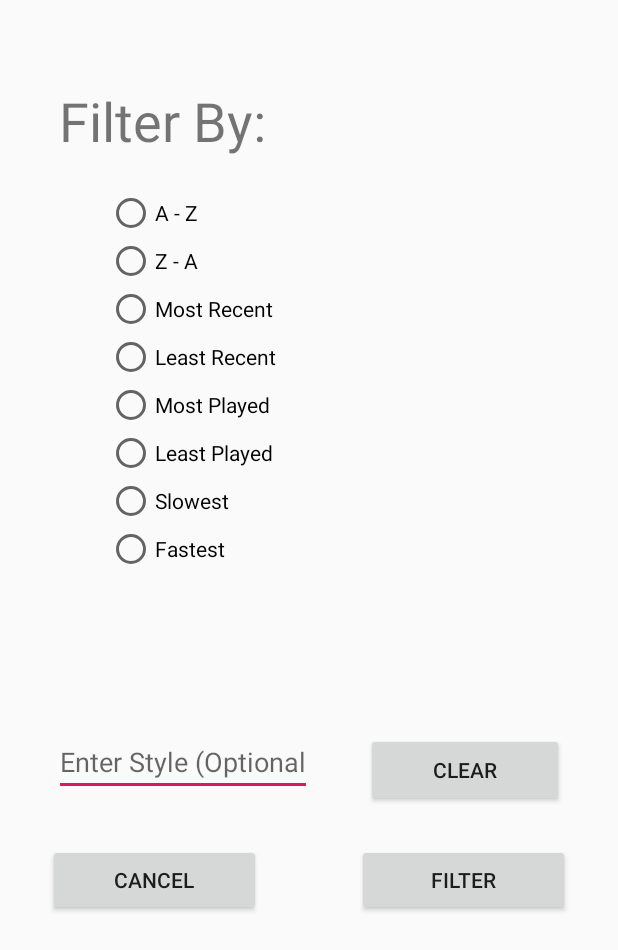
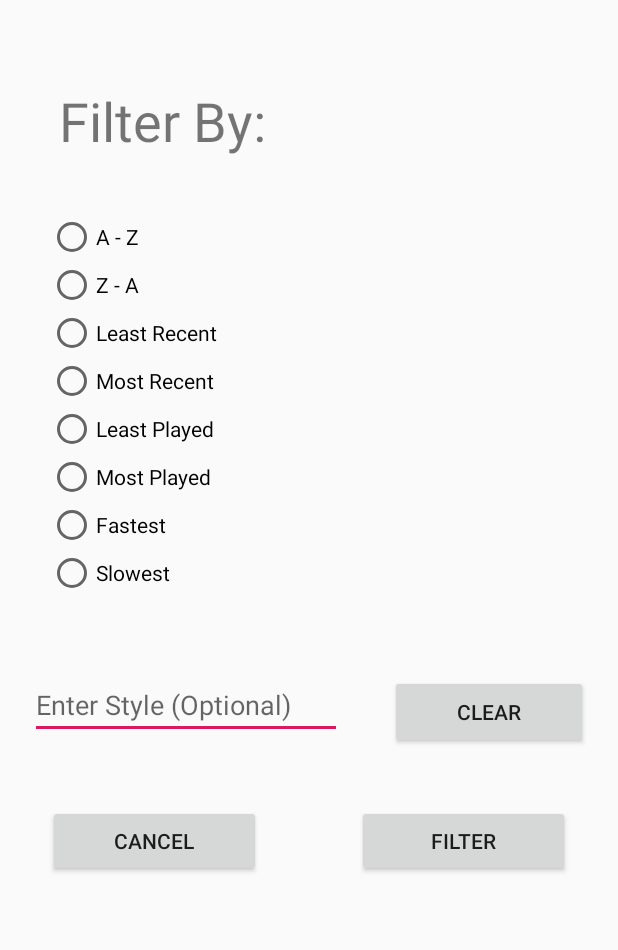
Before and after one commit to calewolf/Repertoire_App, an Android app: the layout activity_filter_menu.xml on its own in the app's theme, with its tools: preview values and no code run, on a phone screen of 412 x 824 dp. Shown: the top 950 px of the screen. Run offline under Robolectric (Android 15) with nearby library versions, the phone set to English and light mode, and no system bars.

Commit message:
Finished basic UI setup and more

```diff
--- a/app/src/main/AndroidManifest.xml
+++ b/app/src/main/AndroidManifest.xml
@@ -16,6 +16,8 @@
                 <category android:name="android.intent.category.LAUNCHER" />
             </intent-filter>
         </activity>
+        <activity android:name=".FilterMenuActivity" />
+        <activity android:name=".AddSongActivity" />
     </application>
 
 </manifest>
--- a/app/src/main/res/layout/activity_filter_menu.xml
+++ b/app/src/main/res/layout/activity_filter_menu.xml
@@ -6,6 +6,65 @@
     android:layout_width="match_parent"
     android:layout_height="match_parent">
 
+
+    <RadioGroup
+        android:layout_width="wrap_content"
+        android:layout_height="wrap_content"
+        android:layout_marginStart="32dp"
+        android:layout_marginLeft="32dp"
+        android:layout_marginTop="32dp"
+        app:layout_constraintStart_toStartOf="parent"
+        app:layout_constraintTop_toBottomOf="@+id/filterLabel">
+
+        <RadioButton
+            android:id="@+id/aToZButton"
+            android:layout_width="match_parent"
+            android:layout_height="wrap_content"
+            android:text="A - Z" />
+
+        <RadioButton
+            android:id="@+id/zToAButton"
+            android:layout_width="wrap_content"
+            android:layout_height="wrap_content"
+            android:text="Z - A" />
+
+        <RadioButton
+            android:id="@+id/leastRecentButton"
+            android:layout_width="wrap_content"
+            android:layout_height="wrap_content"
+            android:text="Least Recent" />
+
+        <RadioButton
+            android:id="@+id/mostRecentButton"
+            android:layout_width="wrap_content"
+            android:layout_height="wrap_content"
+            android:text="Most Recent" />
+
+        <RadioButton
+            android:id="@+id/leastPlayedButton"
+            android:layout_width="wrap_content"
+            android:layout_height="wrap_content"
+            android:text="Least Played" />
+
+        <RadioButton
+            android:id="@+id/mostPlayedButton"
+            android:layout_width="wrap_content"
+            android:layout_height="wrap_content"
+            android:text="Most Played" />
+
+        <RadioButton
+            android:id="@+id/fastestButton"
+            android:layout_width="wrap_content"
+            android:layout_height="wrap_content"
+            android:text="Fastest" />
+
+        <RadioButton
+            android:id="@+id/slowestButton"
+            android:layout_width="wrap_content"
+            android:layout_height="wrap_content"
+            android:text="Slowest" />
+
+    </RadioGroup>
 
     <TextView
         android:id="@+id/filterLabel"
@@ -21,78 +80,11 @@
         app:layout_constraintStart_toStartOf="parent"
         app:layout_constraintTop_toTopOf="parent" />
 
-    <RadioButton
-        android:id="@+id/aToZButton"
-        android:layout_width="wrap_content"
-        android:layout_height="wrap_content"
-        android:layout_marginStart="32dp"
-        android:layout_marginLeft="32dp"
-        android:layout_marginTop="16dp"
-        android:text="A - Z"
-        app:layout_constraintStart_toStartOf="@+id/filterLabel"
-        app:layout_constraintTop_toBottomOf="@+id/filterLabel" />
-
-    <RadioButton
-        android:id="@+id/zToAButton"
-        android:layout_width="wrap_content"
-        android:layout_height="wrap_content"
-        android:text="Z - A"
-        app:layout_constraintStart_toStartOf="@+id/aToZButton"
-        app:layout_constraintTop_toBottomOf="@+id/aToZButton" />
-
-    <RadioButton
-        android:id="@+id/mostRecentButton"
-        android:layout_width="wrap_content"
-        android:layout_height="wrap_content"
-        android:text="Most Recent"
-        app:layout_constraintStart_toStartOf="@+id/zToAButton"
-        app:layout_constraintTop_toBottomOf="@+id/zToAButton" />
-
-    <RadioButton
-        android:id="@+id/leastRecentButton"
-        android:layout_width="wrap_content"
-        android:layout_height="wrap_content"
-        android:text="Least Recent"
-        app:layout_constraintStart_toStartOf="@+id/mostRecentButton"
-        app:layout_constraintTop_toBottomOf="@+id/mostRecentButton" />
-
-    <RadioButton
-        android:id="@+id/mostPlayedButton"
-        android:layout_width="wrap_content"
-        android:layout_height="wrap_content"
-        android:text="Most Played"
-        app:layout_constraintStart_toStartOf="@+id/leastRecentButton"
-        app:layout_constraintTop_toBottomOf="@+id/leastRecentButton" />
-
-    <RadioButton
-        android:id="@+id/leastPlayedButton"
-        android:layout_width="wrap_content"
-        android:layout_height="wrap_content"
-        android:text="Least Played"
-        app:layout_constraintStart_toStartOf="@+id/mostPlayedButton"
-        app:layout_constraintTop_toBottomOf="@+id/mostPlayedButton" />
-
-    <RadioButton
-        android:id="@+id/slowestButton"
-        android:layout_width="wrap_content"
-        android:layout_height="wrap_content"
-        android:text="Slowest"
-        app:layout_constraintStart_toStartOf="@+id/leastPlayedButton"
-        app:layout_constraintTop_toBottomOf="@+id/leastPlayedButton" />
-
-    <RadioButton
-        android:id="@+id/fastestButton"
-        android:layout_width="wrap_content"
-        android:layout_height="wrap_content"
-        android:text="Fastest"
-        app:layout_constraintStart_toStartOf="@+id/slowestButton"
-        app:layout_constraintTop_toBottomOf="@+id/slowestButton" />
-
 
     <EditText
         android:id="@+id/styleTextBox"
-        android:layout_width="172dp"
-        android:layout_height="41dp"
+        android:layout_width="208dp"
+        android:layout_height="42dp"
         android:layout_marginStart="32dp"
         android:layout_marginLeft="32dp"
         android:layout_marginEnd="16dp"
@@ -110,14 +102,16 @@
         android:layout_height="49dp"
         android:layout_marginStart="16dp"
         android:layout_marginLeft="16dp"
+        android:layout_marginTop="450dp"
         android:layout_marginEnd="32dp"
         android:layout_marginRight="32dp"
         android:layout_marginBottom="286dp"
         android:text="Clear"
         app:layout_constraintBottom_toBottomOf="parent"
         app:layout_constraintEnd_toEndOf="parent"
-        app:layout_constraintStart_toEndOf="@+id/styleTextBox" />
-
+        app:layout_constraintStart_toEndOf="@+id/styleTextBox"
+        app:layout_constraintTop_toTopOf="parent"
+        app:layout_constraintVertical_bias="0.0" />
 
     <Button
         android:id="@+id/cancelButton"
@@ -138,7 +132,7 @@
         android:layout_height="wrap_content"
         android:layout_marginStart="32dp"
         android:layout_marginLeft="32dp"
-        android:layout_marginTop="32dp"
+        android:layout_marginTop="44dp"
         android:layout_marginEnd="32dp"
         android:layout_marginRight="32dp"
         android:text="Filter"
```
Also changed, not shown: app/src/main/java/com/example/repertoireapp/AddSongActivity.java (added, +29 -0 lines), app/src/main/java/com/example/repertoireapp/FilterMenuActivity.java (added, +29 -0 lines), app/src/main/java/com/example/repertoireapp/MainActivity.java (+12 -2 lines).
